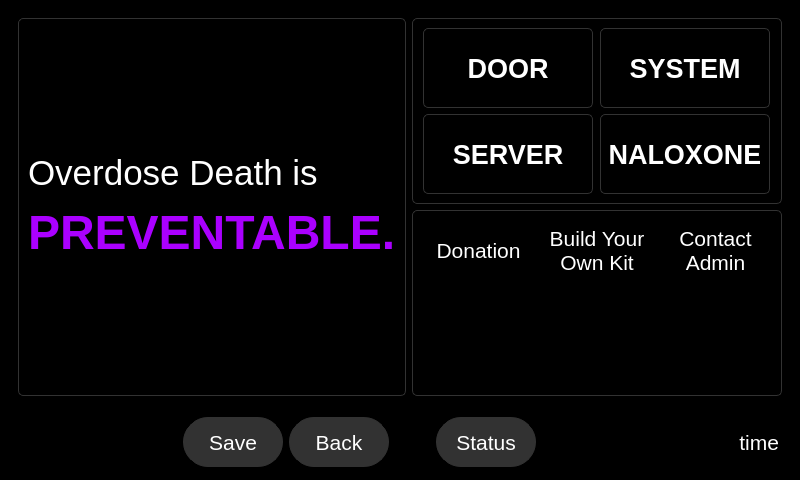
First picture: the form in qt_design/main_window.ui, repository zyl120/Naloxone_Safety_Kit, before the edit.
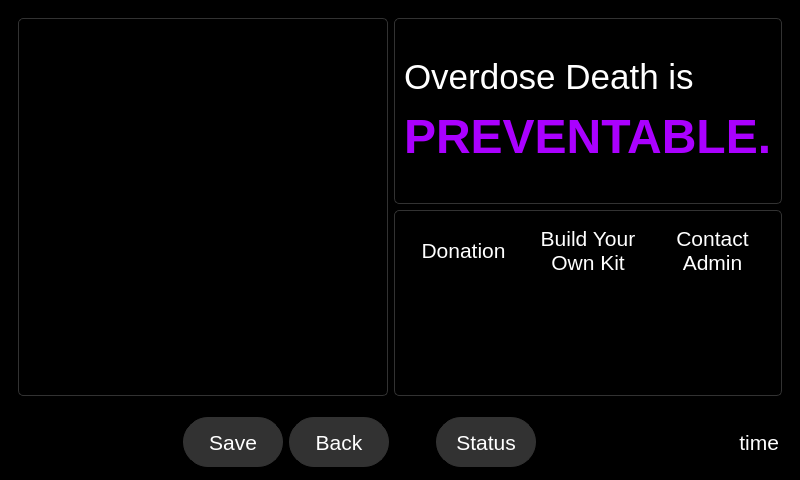
Second picture: the form after the edit. The open tabs and pages were chosen to show the change. Icons and pictures are not drawn.

Commit message: remove status box

```diff
--- a/qt_design/main_window.ui
+++ b/qt_design/main_window.ui
@@ -617,249 +617,23 @@
           <property name="frameShadow">
            <enum>QFrame::Raised</enum>
           </property>
-          <layout class="QGridLayout" name="gridLayout_5" rowstretch="1,1" columnstretch="1,1">
-           <item row="0" column="1">
-            <widget class="QFrame" name="thermalStatusBarFrame">
-             <property name="minimumSize">
-              <size>
-               <width>0</width>
-               <height>0</height>
-              </size>
+          <layout class="QVBoxLayout" name="verticalLayout_33">
+           <item>
+            <widget class="QLabel" name="label_33">
+             <property name="font">
+              <font>
+               <pointsize>26</pointsize>
+              </font>
              </property>
-             <property name="maximumSize">
-              <size>
-               <width>170</width>
-               <height>80</height>
-              </size>
-             </property>
              <property name="styleSheet">
-              <string notr="true">.QFrame{border-radius: 5px;border-color:rgb(50,50,50);border-width: 1px;border-style: solid;}</string>
+              <string notr="true"/>
              </property>
-             <property name="frameShape">
-              <enum>QFrame::StyledPanel</enum>
+             <property name="text">
+              <string>&lt;html&gt;&lt;head/&gt;&lt;body&gt;&lt;p&gt;&lt;span style=&quot; color:#ffffff;&quot;&gt;Overdose Death is&lt;/span&gt;&lt;/p&gt;&lt;p&gt;&lt;span style=&quot; font-size:36pt; font-weight:700; color:#aa00ff;&quot;&gt;PREVENTABLE.&lt;/span&gt;&lt;/p&gt;&lt;/body&gt;&lt;/html&gt;</string>
              </property>
-             <property name="frameShadow">
-              <enum>QFrame::Raised</enum>
+             <property name="alignment">
+              <set>Qt::AlignJustify|Qt::AlignVCenter</set>
              </property>
-             <layout class="QHBoxLayout" name="horizontalLayout_5">
-              <item>
-               <widget class="QLabel" name="thermalStatusBox">
-                <property name="enabled">
-                 <bool>true</bool>
-                </property>
-                <property name="minimumSize">
-                 <size>
-                  <width>0</width>
-                  <height>30</height>
-                 </size>
-                </property>
-                <property name="maximumSize">
-                 <size>
-                  <width>16777215</width>
-                  <height>30</height>
-                 </size>
-                </property>
-                <property name="font">
-                 <font>
-                  <pointsize>20</pointsize>
-                  <bold>true</bold>
-                 </font>
-                </property>
-                <property name="styleSheet">
-                 <string notr="true">color:white</string>
-                </property>
-                <property name="text">
-                 <string>SYSTEM</string>
-                </property>
-                <property name="alignment">
-                 <set>Qt::AlignCenter</set>
-                </property>
-               </widget>
-              </item>
-             </layout>
-            </widget>
-           </item>
-           <item row="0" column="0">
-            <widget class="QFrame" name="doorStatusBarFrame">
-             <property name="minimumSize">
-              <size>
-               <width>0</width>
-               <height>0</height>
-              </size>
-             </property>
-             <property name="maximumSize">
-              <size>
-               <width>170</width>
-               <height>80</height>
-              </size>
-             </property>
-             <property name="styleSheet">
-              <string notr="true">.QFrame{border-radius: 5px;border-color:rgb(50,50,50);border-width: 1px;border-style: solid;}</string>
-             </property>
-             <property name="frameShape">
-              <enum>QFrame::StyledPanel</enum>
-             </property>
-             <property name="frameShadow">
-              <enum>QFrame::Raised</enum>
-             </property>
-             <layout class="QHBoxLayout" name="horizontalLayout_3">
-              <item>
-               <widget class="QLabel" name="doorStatusBox">
-                <property name="enabled">
-                 <bool>true</bool>
-                </property>
-                <property name="minimumSize">
-                 <size>
-                  <width>0</width>
-                  <height>30</height>
-                 </size>
-                </property>
-                <property name="maximumSize">
-                 <size>
-                  <width>16777215</width>
-                  <height>30</height>
-                 </size>
-                </property>
-                <property name="font">
-                 <font>
-                  <pointsize>20</pointsize>
-                  <bold>true</bold>
-                 </font>
-                </property>
-                <property name="styleSheet">
-                 <string notr="true">color:white;</string>
-                </property>
-                <property name="text">
-                 <string>DOOR</string>
-                </property>
-                <property name="alignment">
-                 <set>Qt::AlignCenter</set>
-                </property>
-               </widget>
-              </item>
-             </layout>
-            </widget>
-           </item>
-           <item row="1" column="0">
-            <widget class="QFrame" name="serverStatusBarFrame">
-             <property name="minimumSize">
-              <size>
-               <width>0</width>
-               <height>0</height>
-              </size>
-             </property>
-             <property name="maximumSize">
-              <size>
-               <width>170</width>
-               <height>80</height>
-              </size>
-             </property>
-             <property name="styleSheet">
-              <string notr="true">.QFrame{border-radius: 5px;border-color:rgb(50,50,50);border-width: 1px;border-style: solid;}</string>
-             </property>
-             <property name="frameShape">
-              <enum>QFrame::StyledPanel</enum>
-             </property>
-             <property name="frameShadow">
-              <enum>QFrame::Raised</enum>
-             </property>
-             <layout class="QHBoxLayout" name="horizontalLayout_10">
-              <item>
-               <widget class="QLabel" name="serverStatusBox">
-                <property name="enabled">
-                 <bool>true</bool>
-                </property>
-                <property name="minimumSize">
-                 <size>
-                  <width>0</width>
-                  <height>30</height>
-                 </size>
-                </property>
-                <property name="maximumSize">
-                 <size>
-                  <width>16777215</width>
-                  <height>30</height>
-                 </size>
-                </property>
-                <property name="font">
-                 <font>
-                  <pointsize>20</pointsize>
-                  <bold>true</bold>
-                 </font>
-                </property>
-                <property name="styleSheet">
-                 <string notr="true">color:white</string>
-                </property>
-                <property name="text">
-                 <string>SERVER</string>
-                </property>
-                <property name="alignment">
-                 <set>Qt::AlignCenter</set>
-                </property>
-               </widget>
-              </item>
-             </layout>
-            </widget>
-           </item>
-           <item row="1" column="1">
-            <widget class="QFrame" name="naloxoneStatusBarFrame">
-             <property name="minimumSize">
-              <size>
-               <width>0</width>
-               <height>0</height>
-              </size>
-             </property>
-             <property name="maximumSize">
-              <size>
-               <width>170</width>
-               <height>80</height>
-              </size>
-             </property>
-             <property name="styleSheet">
-              <string notr="true">.QFrame{border-radius: 5px;border-color:rgb(50,50,50);border-width:1px;border-style: solid;}</string>
-             </property>
-             <property name="frameShape">
-              <enum>QFrame::StyledPanel</enum>
-             </property>
-             <property name="frameShadow">
-              <enum>QFrame::Raised</enum>
-             </property>
-             <layout class="QHBoxLayout" name="horizontalLayout_26">
-              <item>
-               <widget class="QLabel" name="naloxoneStatusBox">
-                <property name="enabled">
-                 <bool>true</bool>
-                </property>
-                <property name="minimumSize">
-                 <size>
-                  <width>0</width>
-                  <height>30</height>
-                 </size>
-                </property>
-                <property name="maximumSize">
-                 <size>
-                  <width>16777215</width>
-                  <height>30</height>
-                 </size>
-                </property>
-                <property name="font">
-                 <font>
-                  <pointsize>20</pointsize>
-                  <bold>true</bold>
-                 </font>
-                </property>
-                <property name="styleSheet">
-                 <string notr="true">color:white</string>
-                </property>
-                <property name="text">
-                 <string>NALOXONE</string>
-                </property>
-                <property name="alignment">
-                 <set>Qt::AlignCenter</set>
-                </property>
-               </widget>
-              </item>
-             </layout>
             </widget>
            </item>
           </layout>
@@ -1000,20 +774,17 @@
           </property>
           <layout class="QVBoxLayout" name="verticalLayout_10">
            <item>
-            <widget class="QLabel" name="label_33">
+            <widget class="QLabel" name="label_30">
              <property name="font">
               <font>
-               <pointsize>26</pointsize>
+               <pointsize>60</pointsize>
               </font>
              </property>
-             <property name="styleSheet">
-              <string notr="true"/>
-             </property>
              <property name="text">
-              <string>&lt;html&gt;&lt;head/&gt;&lt;body&gt;&lt;p&gt;&lt;span style=&quot; color:#ffffff;&quot;&gt;Overdose Death is&lt;/span&gt;&lt;/p&gt;&lt;p&gt;&lt;span style=&quot; font-size:36pt; font-weight:700; color:#aa00ff;&quot;&gt;PREVENTABLE.&lt;/span&gt;&lt;/p&gt;&lt;/body&gt;&lt;/html&gt;</string>
+              <string>???</string>
              </property>
              <property name="alignment">
-              <set>Qt::AlignJustify|Qt::AlignVCenter</set>
+              <set>Qt::AlignCenter</set>
              </property>
             </widget>
            </item>
```
Left out of the diff: 4 changed lines with no effect on the pictures. The commit also changes 3 other files.
